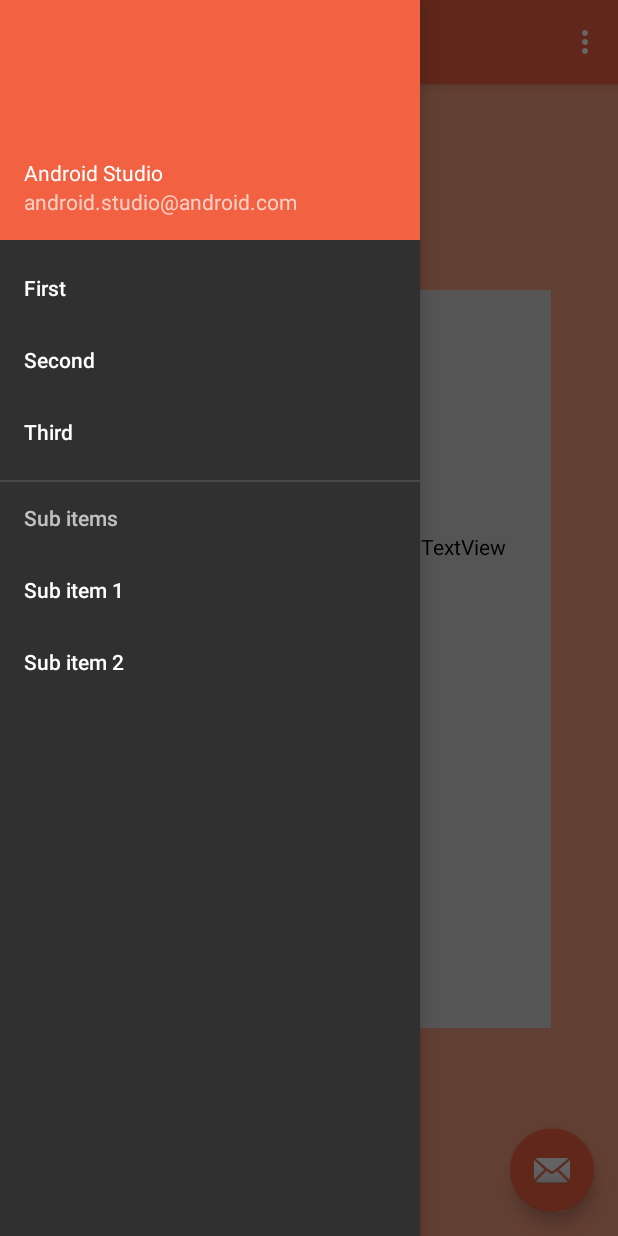
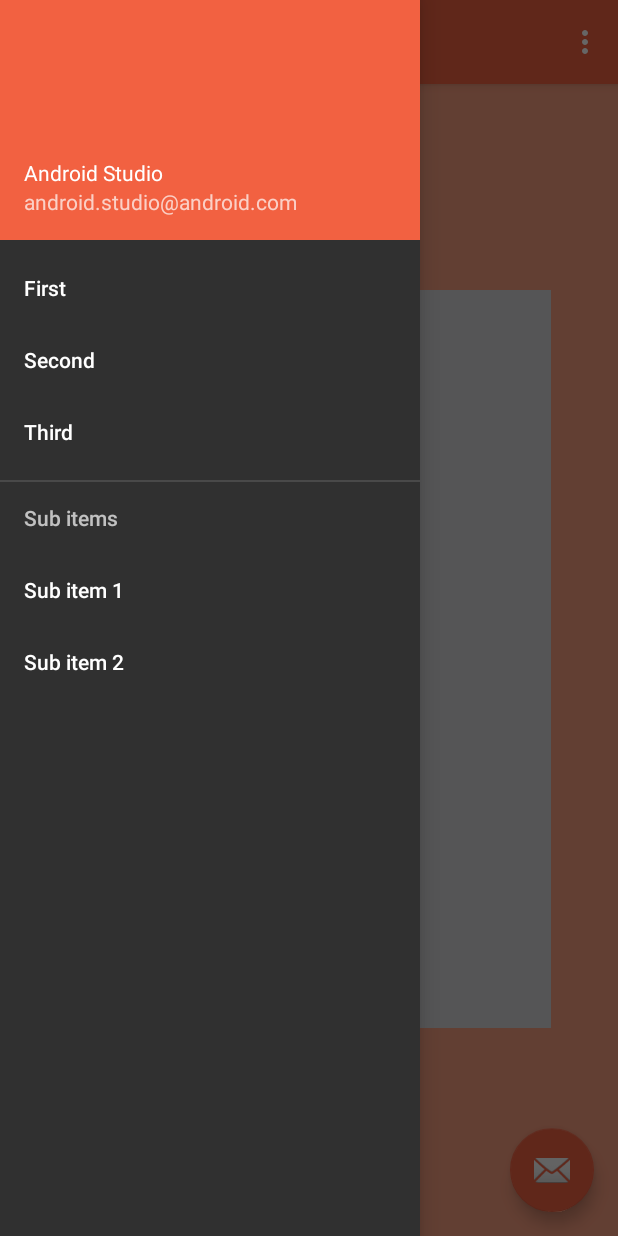
Before and after one commit to ChoLianJiet/OParkTutorial, an Android app: the ProfileNavFragment screen opened directly, with no data from a screen before it, with the side drawer open, on a phone screen of 412 x 824 dp. Run offline under Robolectric (Android 15) with nearby library versions, the phone set to English and light mode, and no system bars.

Commit message:
OMG can liao -.-

```diff
--- a/app/src/main/res/layout/profile_nav_fragment.xml
+++ b/app/src/main/res/layout/profile_nav_fragment.xml
@@ -12,14 +12,39 @@
     tools:layout_editor_absoluteX="0dp"
     tools:layout_editor_absoluteY="25dp">
 
+    <RelativeLayout
+        android:layout_width="wrap_content"
+        android:layout_height="wrap_content"
+        android:layout_above="@+id/linearLayout"
+        android:layout_centerHorizontal="true">
+
+        <TextView
+            android:id="@+id/textView5"
+            android:layout_width="wrap_content"
+            android:layout_height="wrap_content"
+            android:text="TextView"
+            android:textColor="@color/black"/>
+
+        <TextView
+            android:id="@+id/textView4"
+            android:layout_width="wrap_content"
+            android:layout_height="wrap_content"
+            android:text="TextView"
+            android:textColor="@color/black"
+            android:layout_alignParentTop="true"
+            android:layout_toRightOf="@+id/textView5"
+            android:layout_toEndOf="@+id/textView5"/>
+    </RelativeLayout>
+
     <LinearLayout
         android:id="@+id/linearLayout"
         android:layout_width="wrap_content"
         android:layout_height="wrap_content"
-        android:layout_below="@+id/linearLayout"
-        android:layout_centerHorizontal="true"
         android:orientation="vertical"
-        android:weightSum="1">
+        android:weightSum="1"
+        android:layout_marginBottom="195dp"
+        android:layout_alignParentBottom="true"
+        android:layout_centerHorizontal="true">
 
         <TextView
             android:id="@+id/textView27"
@@ -78,52 +103,4 @@
 
     </LinearLayout>
 
-    <RelativeLayout
-        android:id="@+id/linearLayout"
-        android:layout_width="wrap_content"
-        android:layout_height="wrap_content"
-        android:layout_marginTop="158dp"
-        android:orientation="vertical"
-        android:weightSum="1"
-        android:layout_alignParentTop="true"
-        android:layout_centerHorizontal="true">
-
-        <TextView
-            android:id="@+id/textView2"
-            android:layout_width="match_parent"
-            android:layout_height="wrap_content"
-            android:paddingLeft="0dp"
-            android:paddingTop="3dp"
-            android:text="TextView"
-            android:textColor="@color/black"/>
-
-        <TextView
-            android:id="@+id/textView2"
-            android:layout_width="match_parent"
-            android:layout_height="wrap_content"
-            android:paddingRight="0dp"
-            android:paddingTop="3dp"
-            android:text="TextView"
-            android:textAlignment="center"
-            android:textColor="@color/black"
-            android:layout_marginLeft="206dp"
-            android:layout_marginStart="206dp"
-            android:layout_alignParentTop="true"
-            android:layout_alignParentLeft="true"
-            android:layout_alignParentStart="true"/>
-
-    </RelativeLayout>
-
-    <LinearLayout
-        android:id="@+id/linearLayout2"
-        android:layout_width="wrap_content"
-        android:layout_height="wrap_content"
-        android:layout_alignTop="@+id/linearLayout"
-        android:layout_toEndOf="@+id/linearLayout"
-        android:layout_toRightOf="@+id/linearLayout"
-        android:orientation="vertical"
-        android:weightSum="1">
-
-    </LinearLayout>
-
 </RelativeLayout>
```
